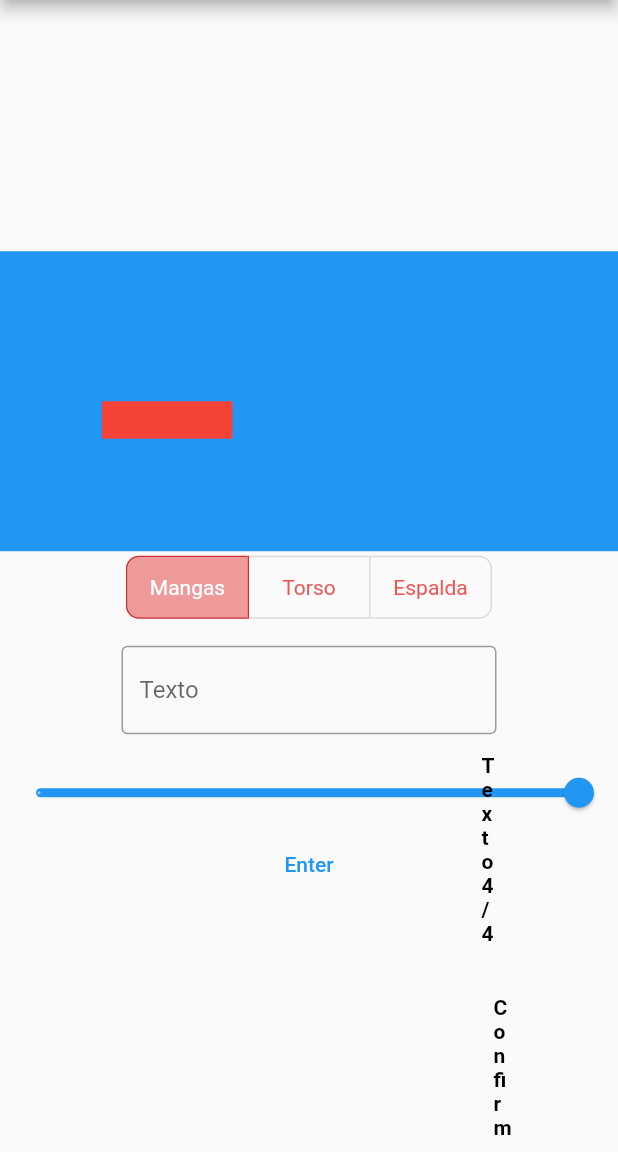
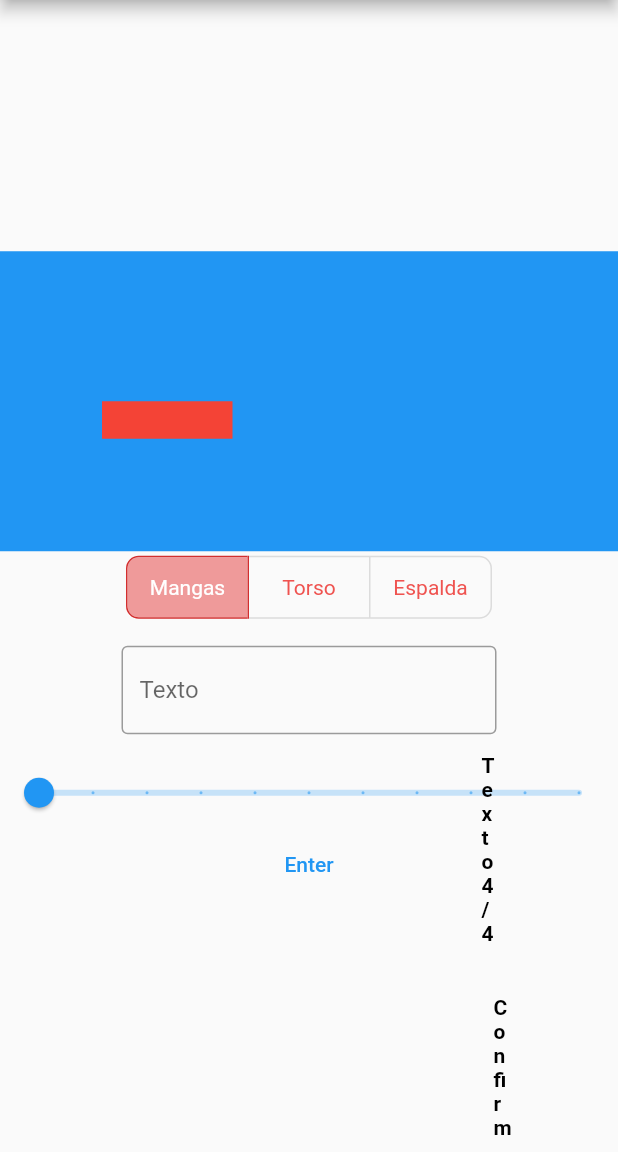
Before and after one commit to Juanixter/clothex, a Flutter app: the TextPage screen opened directly, on a phone screen of 412 x 824 dp, the part 84-1236 px from its top. Run offline on Flutter 3.47's test engine with Material 2 defaults, Android fonts, the phone set to English and light mode, and no system bars; our stand-ins replace cloud_firestore, firebase_core; accounts and stored records are empty.

Commit message:
Texto, slider

```diff
--- a/lib/aplicacion/screens/text.dart
+++ b/lib/aplicacion/screens/text.dart
@@ -44,7 +44,7 @@ class _MyHomePageState extends State<TextPage> {
   String seleccion = "test";
   String textito = "";
   TextEditingController myController = TextEditingController();
-  double _currentSliderValue = 20;
+  double _currentSliderValue = 12;
 
   void textinho(String s) {
     setState(() {
@@ -101,8 +101,8 @@ class _MyHomePageState extends State<TextPage> {
                 width: 87,
                 color: Colors.red,
                 child: DefaultTextStyle.merge(
-                  style: const TextStyle(
-                    fontSize: 16,
+                  style: TextStyle(
+                    fontSize: _currentSliderValue,
                     fontWeight: FontWeight.bold,
                   ),
                   child: Center(
@@ -156,9 +156,9 @@ class _MyHomePageState extends State<TextPage> {
           ),
           Slider(
             value: _currentSliderValue,
-            min: 14,
+            min: 12,
             max: 22,
-            divisions: 1,
+            divisions: 10,
             label: _currentSliderValue.round().toString(),
             onChanged: (double value) {
               setState(() {
```
